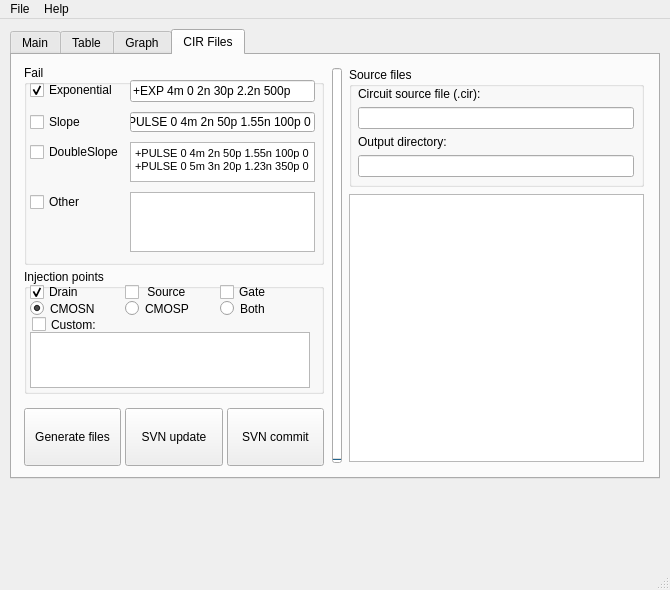
Before: the Qt Designer form Resources/Tools/Simulation_analyzer/ui/simulation_analyzer.ui in ginotkj/fiocs, drawn with Qt 5.
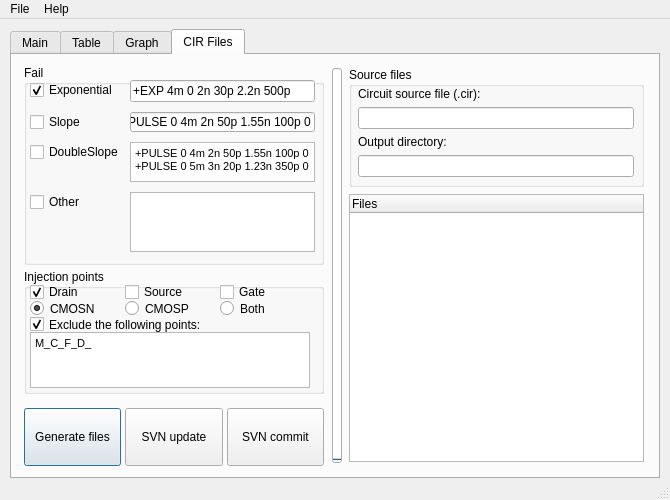
After: the same form once the commit is applied.

```diff
--- a/Resources/Tools/Simulation_analyzer/ui/simulation_analyzer.ui
+++ b/Resources/Tools/Simulation_analyzer/ui/simulation_analyzer.ui
@@ -7,7 +7,7 @@
     <x>0</x>
     <y>0</y>
     <width>670</width>
-    <height>590</height>
+    <height>500</height>
    </rect>
   </property>
   <property name="sizePolicy">
@@ -65,6 +65,9 @@
     <property name="tabPosition">
      <enum>QTabWidget::North</enum>
     </property>
+    <property name="tabShape">
+     <enum>QTabWidget::Rounded</enum>
+    </property>
     <property name="currentIndex">
      <number>3</number>
     </property>
@@ -807,7 +810,7 @@
                   </size>
                  </property>
                  <property name="text">
-                  <string> Source</string>
+                  <string>Source</string>
                  </property>
                 </widget>
                </item>
@@ -923,12 +926,12 @@
              <item>
               <layout class="QHBoxLayout" name="horizontalLayout_4">
                <property name="rightMargin">
-                <number>180</number>
+                <number>100</number>
                </property>
                <item>
                 <widget class="QCheckBox" name="checkBox_8">
                  <property name="sizePolicy">
-                  <sizepolicy hsizetype="Minimum" vsizetype="Minimum">
+                  <sizepolicy hsizetype="Expanding" vsizetype="Minimum">
                    <horstretch>0</horstretch>
                    <verstretch>0</verstretch>
                   </sizepolicy>
@@ -941,12 +944,15 @@
                  </property>
                  <property name="maximumSize">
                   <size>
-                   <width>100</width>
+                   <width>200</width>
                    <height>15</height>
                   </size>
                  </property>
                  <property name="text">
-                  <string>Custom:</string>
+                  <string>Exclude the following points:</string>
+                 </property>
+                 <property name="checked">
+                  <bool>true</bool>
                  </property>
                 </widget>
                </item>
@@ -966,6 +972,13 @@
                  <height>60</height>
                 </size>
                </property>
+               <property name="html">
+                <string>&lt;!DOCTYPE HTML PUBLIC &quot;-//W3C//DTD HTML 4.0//EN&quot; &quot;http://www.w3.org/TR/REC-html40/strict.dtd&quot;&gt;
+&lt;html&gt;&lt;head&gt;&lt;meta name=&quot;qrichtext&quot; content=&quot;1&quot; /&gt;&lt;style type=&quot;text/css&quot;&gt;
+p, li { white-space: pre-wrap; }
+&lt;/style&gt;&lt;/head&gt;&lt;body style=&quot; font-family:'MS Shell Dlg 2'; font-size:8.25pt; font-weight:400; font-style:normal;&quot;&gt;
+&lt;p style=&quot; margin-top:0px; margin-bottom:0px; margin-left:0px; margin-right:0px; -qt-block-indent:0; text-indent:0px;&quot;&gt;&lt;span style=&quot; font-size:8pt;&quot;&gt;M_C_F_D_&lt;/span&gt;&lt;/p&gt;&lt;/body&gt;&lt;/html&gt;</string>
+               </property>
               </widget>
              </item>
             </layout>
@@ -1000,6 +1013,9 @@
              <property name="text">
               <string>Generate files</string>
              </property>
+             <property name="default">
+              <bool>true</bool>
+             </property>
             </widget>
            </item>
            <item row="0" column="2">
@@ -1176,7 +1192,13 @@
           </widget>
          </item>
          <item>
-          <widget class="QTreeView" name="treeView_2"/>
+          <widget class="QTreeWidget" name="treeWidget_2">
+           <column>
+            <property name="text">
+             <string>Files</string>
+            </property>
+           </column>
+          </widget>
          </item>
         </layout>
        </item>
```
Left out of the diff: 86 changed lines with no effect on the pictures.
